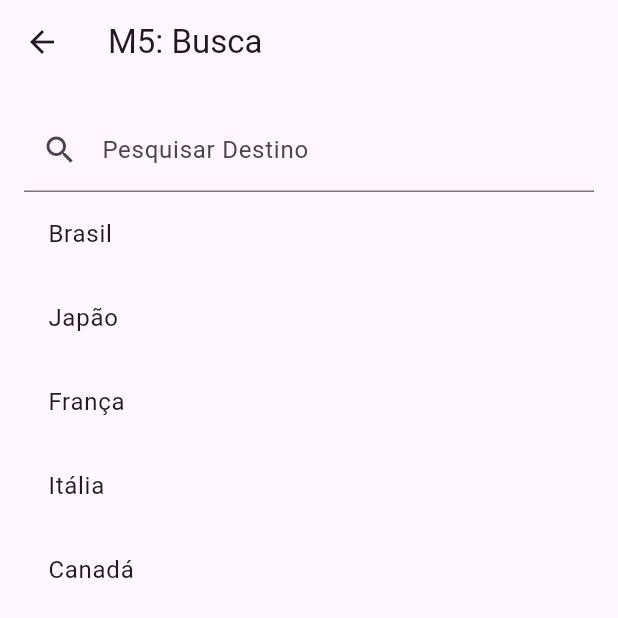
After one commit to Josemar-Gomes/explore_mundo, a Flutter app: the Micro5Screen screen opened by its route, on a phone screen of 412 x 824 dp, the top half of it. The commit adds this screen. Run offline on Flutter 3.47's test engine with Material 3 defaults, Android fonts, the phone set to English and light mode, and no system bars.

Commit message:
feat: microatividade 5 concluida

```diff
--- a/lib/main.dart
+++ b/lib/main.dart
@@ -5,6 +5,7 @@ import 'screens/micro1_screen.dart';
 import 'screens/micro2_screen.dart';
 import 'screens/micro3_screen.dart';
 import 'screens/micro4_screen.dart';
+import 'screens/micro5_screen.dart';
 
 void main() {
   runApp(const ExploreMundoApp());
@@ -27,6 +28,7 @@ class ExploreMundoApp extends StatelessWidget {
         '/micro2': (context) => const Micro2Screen(),
         '/micro3': (context) => const Micro3Screen(),
         '/micro4': (context) => const Micro4Screen(),
+        '/micro5': (context) => const Micro5Screen(),
       },
     );
   }
--- /dev/null
+++ b/lib/screens/micro5_screen.dart
@@ -0,0 +1,61 @@
+import 'package:flutter/material.dart';
+
+class Micro5Screen extends StatefulWidget {
+  const Micro5Screen({super.key});
+
+  @override
+  State<Micro5Screen> createState() => _Micro5ScreenState();
+}
+
+class _Micro5ScreenState extends State<Micro5Screen> {
+  final List<String> _destinos = [
+    'Brasil',
+    'Japão',
+    'França',
+    'Itália',
+    'Canadá',
+  ];
+  List<String> _filtrados = [];
+
+  @override
+  void initState() {
+    super.initState();
+    _filtrados = _destinos;
+  }
+
+  void _filtrar(String query) {
+    setState(() {
+      _filtrados = _destinos
+          .where((d) => d.toLowerCase().contains(query.toLowerCase()))
+          .toList();
+    });
+  }
+
+  @override
+  Widget build(BuildContext context) {
+    return Scaffold(
+      appBar: AppBar(title: const Text('M5: Busca')),
+      body: Padding(
+        padding: const EdgeInsets.all(16.0),
+        child: Column(
+          children: [
+            TextField(
+              onChanged: _filtrar,
+              decoration: const InputDecoration(
+                labelText: 'Pesquisar Destino',
+                prefixIcon: Icon(Icons.search),
+              ),
+            ),
+            Expanded(
+              child: ListView.builder(
+                itemCount: _filtrados.length,
+                itemBuilder: (context, index) =>
+                    ListTile(title: Text(_filtrados[index])),
+              ),
+            ),
+          ],
+        ),
+      ),
+    );
+  }
+}
```
